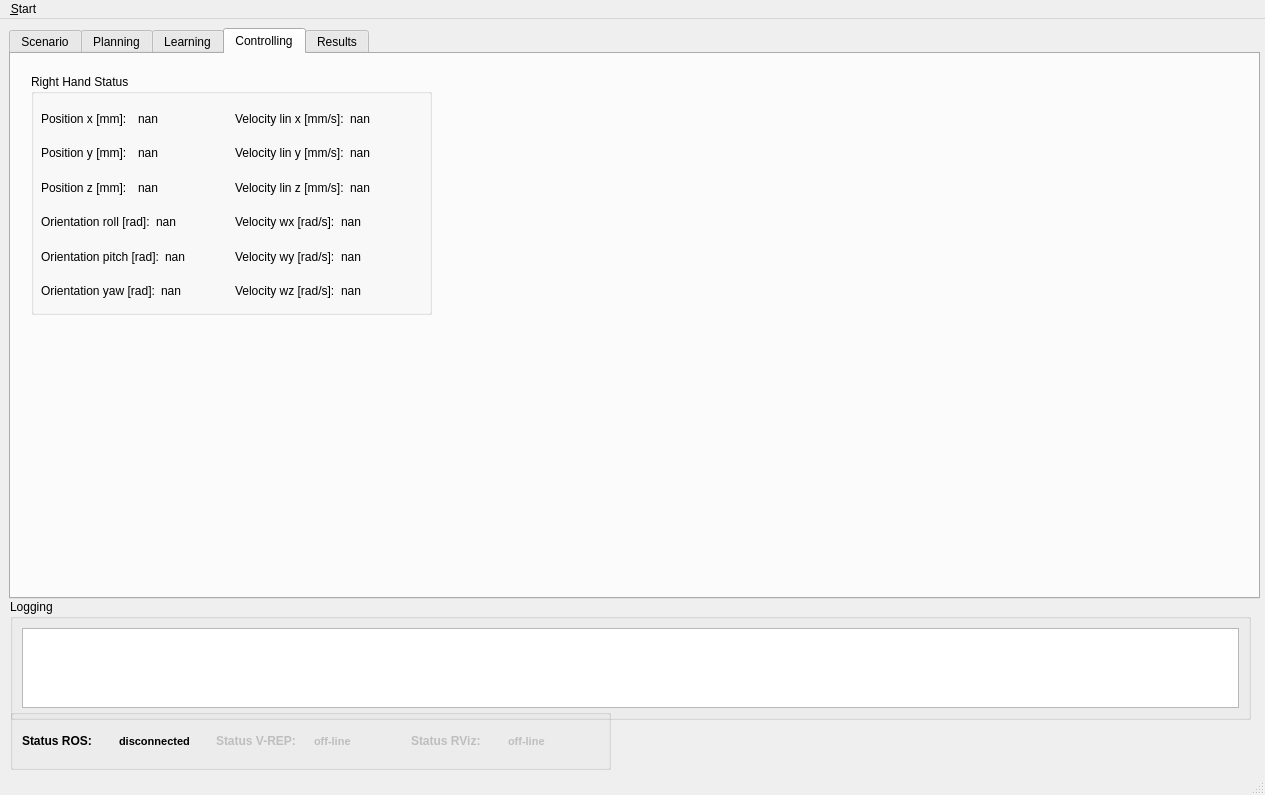
The window that ui/main_window.ui (zohannn/motion_manager) describes before a commit, drawn with Qt 5.
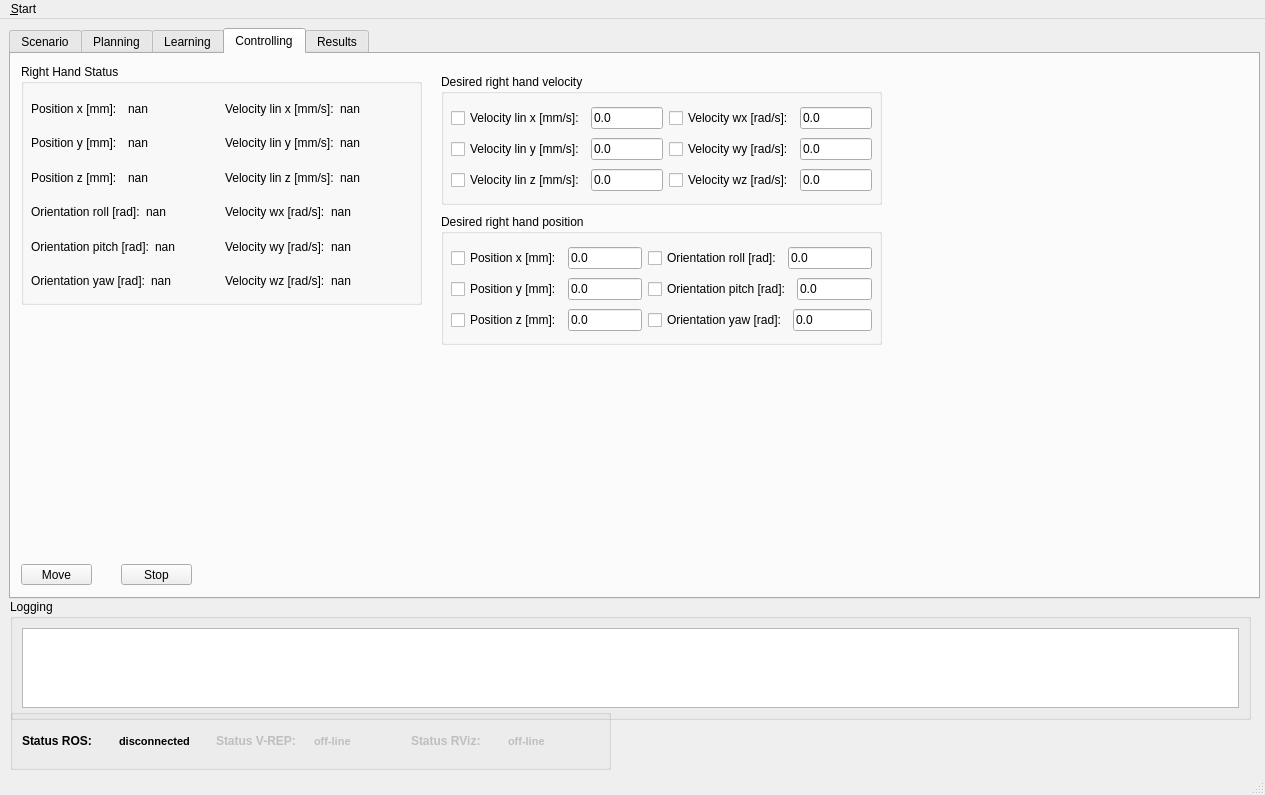
The same window after the commit. Icons and pictures are not drawn. Custom widgets are drawn as their Qt base class.

```diff
--- a/ui/main_window.ui
+++ b/ui/main_window.ui
@@ -1735,8 +1735,8 @@
      <widget class="QGroupBox" name="groupBox_right_hand">
       <property name="geometry">
        <rect>
-        <x>20</x>
-        <y>20</y>
+        <x>10</x>
+        <y>10</y>
         <width>401</width>
         <height>241</height>
        </rect>
@@ -1744,7 +1744,7 @@
       <property name="title">
        <string>Right Hand Status</string>
       </property>
-      <widget class="QWidget" name="">
+      <widget class="QWidget" name="layoutWidget">
        <property name="geometry">
         <rect>
          <x>10</x>
@@ -1981,6 +1981,314 @@
        </layout>
       </widget>
      </widget>
+     <widget class="QGroupBox" name="groupBox_des_right_hand_vel">
+      <property name="geometry">
+       <rect>
+        <x>430</x>
+        <y>20</y>
+        <width>441</width>
+        <height>131</height>
+       </rect>
+      </property>
+      <property name="title">
+       <string>Desired right hand velocity</string>
+      </property>
+      <widget class="QWidget" name="">
+       <property name="geometry">
+        <rect>
+         <x>10</x>
+         <y>30</y>
+         <width>421</width>
+         <height>91</height>
+        </rect>
+       </property>
+       <layout class="QHBoxLayout" name="horizontalLayout_543">
+        <item>
+         <layout class="QVBoxLayout" name="verticalLayout_61">
+          <item>
+           <layout class="QHBoxLayout" name="horizontalLayout_309">
+            <item>
+             <widget class="QCheckBox" name="checkBox_des_right_hand_vel_x">
+              <property name="text">
+               <string>Velocity lin x [mm/s]:</string>
+              </property>
+             </widget>
+            </item>
+            <item>
+             <widget class="QLineEdit" name="lineEdit_des_right_hand_vel_x">
+              <property name="text">
+               <string>0.0</string>
+              </property>
+             </widget>
+            </item>
+           </layout>
+          </item>
+          <item>
+           <layout class="QHBoxLayout" name="horizontalLayout_310">
+            <item>
+             <widget class="QCheckBox" name="checkBox_des_right_hand_vel_y">
+              <property name="text">
+               <string>Velocity lin y [mm/s]:</string>
+              </property>
+             </widget>
+            </item>
+            <item>
+             <widget class="QLineEdit" name="lineEdit_des_right_hand_vel_y">
+              <property name="text">
+               <string>0.0</string>
+              </property>
+             </widget>
+            </item>
+           </layout>
+          </item>
+          <item>
+           <layout class="QHBoxLayout" name="horizontalLayout_311">
+            <item>
+             <widget class="QCheckBox" name="checkBox_des_right_hand_vel_z">
+              <property name="text">
+               <string>Velocity lin z [mm/s]:</string>
+              </property>
+             </widget>
+            </item>
+            <item>
+             <widget class="QLineEdit" name="lineEdit_des_right_hand_vel_z">
+              <property name="text">
+               <string>0.0</string>
+              </property>
+             </widget>
+            </item>
+           </layout>
+          </item>
+         </layout>
+        </item>
+        <item>
+         <layout class="QVBoxLayout" name="verticalLayout_98">
+          <item>
+           <layout class="QHBoxLayout" name="horizontalLayout_312">
+            <item>
+             <widget class="QCheckBox" name="checkBox_des_right_hand_vel_wx">
+              <property name="text">
+               <string>Velocity wx [rad/s]:</string>
+              </property>
+             </widget>
+            </item>
+            <item>
+             <widget class="QLineEdit" name="lineEdit_des_right_hand_vel_wx">
+              <property name="text">
+               <string>0.0</string>
+              </property>
+             </widget>
+            </item>
+           </layout>
+          </item>
+          <item>
+           <layout class="QHBoxLayout" name="horizontalLayout_313">
+            <item>
+             <widget class="QCheckBox" name="checkBox_des_right_hand_vel_wy">
+              <property name="text">
+               <string>Velocity wy [rad/s]:</string>
+              </property>
+             </widget>
+            </item>
+            <item>
+             <widget class="QLineEdit" name="lineEdit_des_right_hand_vel_wy">
+              <property name="text">
+               <string>0.0</string>
+              </property>
+             </widget>
+            </item>
+           </layout>
+          </item>
+          <item>
+           <layout class="QHBoxLayout" name="horizontalLayout_314">
+            <item>
+             <widget class="QCheckBox" name="checkBox_des_right_hand_vel_wz">
+              <property name="text">
+               <string>Velocity wz [rad/s]:</string>
+              </property>
+             </widget>
+            </item>
+            <item>
+             <widget class="QLineEdit" name="lineEdit_des_right_hand_vel_wz">
+              <property name="text">
+               <string>0.0</string>
+              </property>
+             </widget>
+            </item>
+           </layout>
+          </item>
+         </layout>
+        </item>
+       </layout>
+      </widget>
+     </widget>
+     <widget class="QGroupBox" name="groupBox_des_right_hand_pos">
+      <property name="geometry">
+       <rect>
+        <x>430</x>
+        <y>160</y>
+        <width>441</width>
+        <height>131</height>
+       </rect>
+      </property>
+      <property name="title">
+       <string>Desired right hand position</string>
+      </property>
+      <widget class="QWidget" name="layoutWidget_54">
+       <property name="geometry">
+        <rect>
+         <x>10</x>
+         <y>30</y>
+         <width>421</width>
+         <height>91</height>
+        </rect>
+       </property>
+       <layout class="QHBoxLayout" name="horizontalLayout_544">
+        <item>
+         <layout class="QVBoxLayout" name="verticalLayout_99">
+          <item>
+           <layout class="QHBoxLayout" name="horizontalLayout_545">
+            <item>
+             <widget class="QCheckBox" name="checkBox_des_right_hand_pos_x">
+              <property name="text">
+               <string>Position x [mm]:</string>
+              </property>
+             </widget>
+            </item>
+            <item>
+             <widget class="QLineEdit" name="lineEdit_des_right_hand_pos_x">
+              <property name="text">
+               <string>0.0</string>
+              </property>
+             </widget>
+            </item>
+           </layout>
+          </item>
+          <item>
+           <layout class="QHBoxLayout" name="horizontalLayout_546">
+            <item>
+             <widget class="QCheckBox" name="checkBox_des_right_hand_vel_y_2">
+              <property name="text">
+               <string>Position y [mm]:</string>
+              </property>
+             </widget>
+            </item>
+            <item>
+             <widget class="QLineEdit" name="lineEdit_des_right_hand_pos_y">
+              <property name="text">
+               <string>0.0</string>
+              </property>
+             </widget>
+            </item>
+           </layout>
+          </item>
+          <item>
+           <layout class="QHBoxLayout" name="horizontalLayout_547">
+            <item>
+             <widget class="QCheckBox" name="checkBox_des_right_hand_vel_z_2">
+              <property name="text">
+               <string>Position z [mm]:</string>
+              </property>
+             </widget>
+            </item>
+            <item>
+             <widget class="QLineEdit" name="lineEdit_des_right_hand_pos_z">
+              <property name="text">
+               <string>0.0</string>
+              </property>
+             </widget>
+            </item>
+           </layout>
+          </item>
+         </layout>
+        </item>
+        <item>
+         <layout class="QVBoxLayout" name="verticalLayout_100">
+          <item>
+           <layout class="QHBoxLayout" name="horizontalLayout_548">
+            <item>
+             <widget class="QCheckBox" name="checkBox_des_right_hand_or_roll">
+              <property name="text">
+               <string>Orientation roll [rad]:</string>
+              </property>
+             </widget>
+            </item>
+            <item>
+             <widget class="QLineEdit" name="lineEdit_des_right_hand_or_roll">
+              <property name="text">
+               <string>0.0</string>
+              </property>
+             </widget>
+            </item>
+           </layout>
+          </item>
+          <item>
+           <layout class="QHBoxLayout" name="horizontalLayout_549">
+            <item>
+             <widget class="QCheckBox" name="checkBox_des_right_hand_or_pitch">
+              <property name="text">
+               <string>Orientation pitch [rad]:</string>
+              </property>
+             </widget>
+            </item>
+            <item>
+             <widget class="QLineEdit" name="lineEdit_des_right_hand_or_pitch">
+              <property name="text">
+               <string>0.0</string>
+              </property>
+             </widget>
+            </item>
+           </layout>
+          </item>
+          <item>
+           <layout class="QHBoxLayout" name="horizontalLayout_550">
+            <item>
+             <widget class="QCheckBox" name="checkBox_des_right_hand_or_yaw">
+              <property name="text">
+               <string>Orientation yaw [rad]:</string>
+              </property>
+             </widget>
+            </item>
+            <item>
+             <widget class="QLineEdit" name="lineEdit_des_right_hand_or_yaw">
+              <property name="text">
+               <string>0.0</string>
+              </property>
+             </widget>
+            </item>
+           </layout>
+          </item>
+         </layout>
+        </item>
+       </layout>
+      </widget>
+     </widget>
+     <widget class="QPushButton" name="pushButton_move_control">
+      <property name="geometry">
+       <rect>
+        <x>10</x>
+        <y>510</y>
+        <width>71</width>
+        <height>21</height>
+       </rect>
+      </property>
+      <property name="text">
+       <string>Move</string>
+      </property>
+     </widget>
+     <widget class="QPushButton" name="pushButton_stop_control">
+      <property name="geometry">
+       <rect>
+        <x>110</x>
+        <y>510</y>
+        <width>71</width>
+        <height>21</height>
+       </rect>
+      </property>
+      <property name="text">
+       <string>Stop</string>
+      </property>
+     </widget>
     </widget>
     <widget class="QWidget" name="tab_results">
      <property name="enabled">
```
